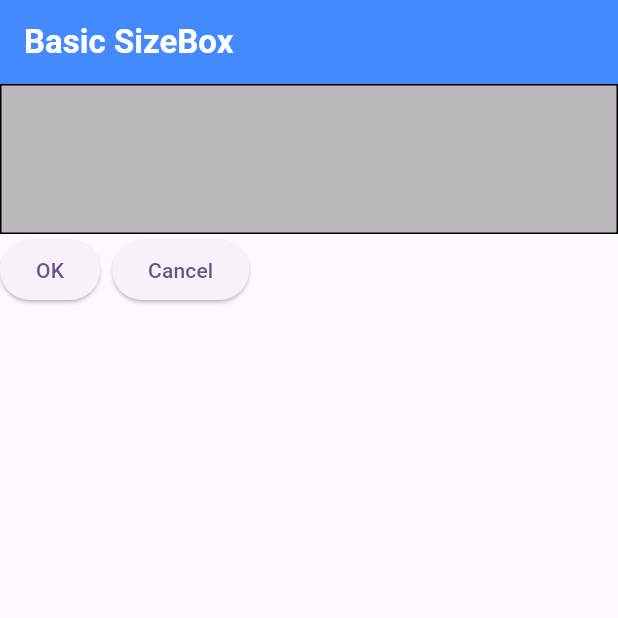
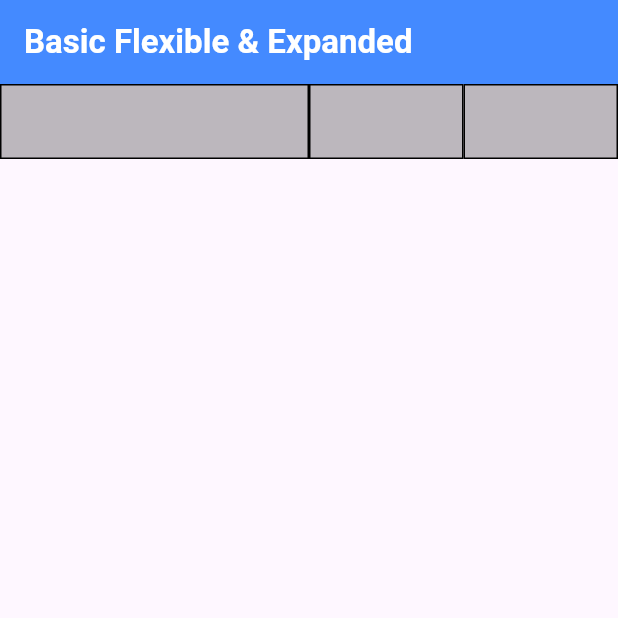
Before and after one commit to kodirzaelani/basicflutter3x, a Flutter app: the screen it shows after launch, on a phone screen of 412 x 824 dp, the top half of it. Run offline on Flutter 3.47's test engine with Material 2 defaults, Android fonts, the phone set to English and light mode, and no system bars.

Commit message:
Flexibel Expand

```diff
--- a/lib/main.dart
+++ b/lib/main.dart
@@ -1,6 +1,7 @@
 import 'package:flutter/material.dart';
+import 'package:flutter_stack/screens/basic_flexibleexpand.dart';
 // import 'package:flutter_stack/screens/basic_card.dart';
-import 'package:flutter_stack/screens/basic_sizebox.dart';
+// import 'package:flutter_stack/screens/basic_sizebox.dart';
 // import 'package:flutter_stack/screens/basic_gridview.dart';
 // import 'package:flutter_stack/screens/basic_listview.dart';
 // import 'package:flutter_stack/screens/basic_counter.dart';
@@ -22,7 +23,7 @@ class MyApp extends StatelessWidget {
         colorScheme: ColorScheme.fromSeed(seedColor: Colors.deepPurple),
         useMaterial3: true,
       ),
-      home: const BasicSizeBox(),
+      home: const BasiFlexible(),
     );
   }
 }
--- /dev/null
+++ b/lib/screens/basic_flexibleexpand.dart
@@ -0,0 +1,51 @@
+import 'package:flutter/material.dart';
+
+class BasiFlexible extends StatelessWidget {
+  const BasiFlexible({super.key});
+
+  @override
+  Widget build(BuildContext context) {
+    return Scaffold(
+      appBar: AppBar(
+        backgroundColor: Colors.blueAccent,
+        title: const Text(
+          'Basic Flexible & Expanded',
+          style: TextStyle(
+            color: Colors.white,
+            fontWeight: FontWeight.bold,
+          ),
+        ),
+      ),
+      body: Row(
+        children: [
+          Flexible(
+            flex: 2,
+            fit: FlexFit.tight,
+            child: _sampleBox(),
+          ),
+          Flexible(
+            flex: 1,
+            fit: FlexFit.tight,
+            child: _sampleBox(),
+          ),
+          Flexible(
+            flex: 1,
+            fit: FlexFit.tight,
+            child: _sampleBox(),
+          ),
+        ],
+      ),
+    );
+  }
+}
+
+Widget _sampleBox() {
+  return Container(
+    width: 50,
+    height: 50,
+    decoration: BoxDecoration(
+      border: Border.all(),
+      color: Colors.black26,
+    ),
+  );
+}
```
